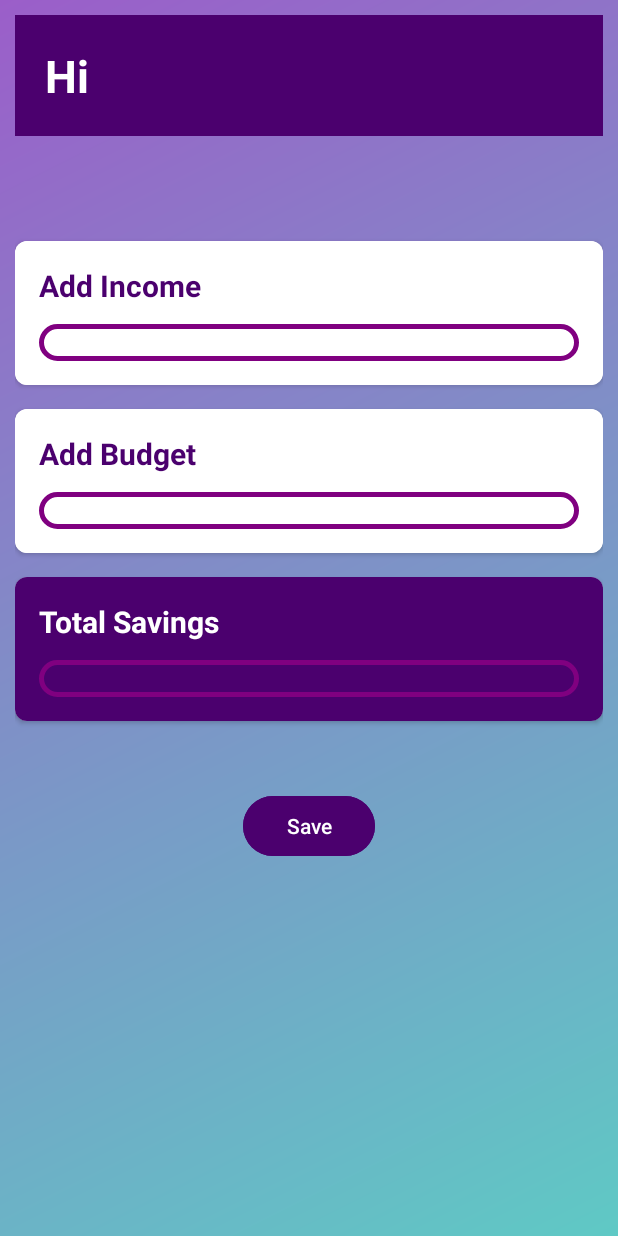
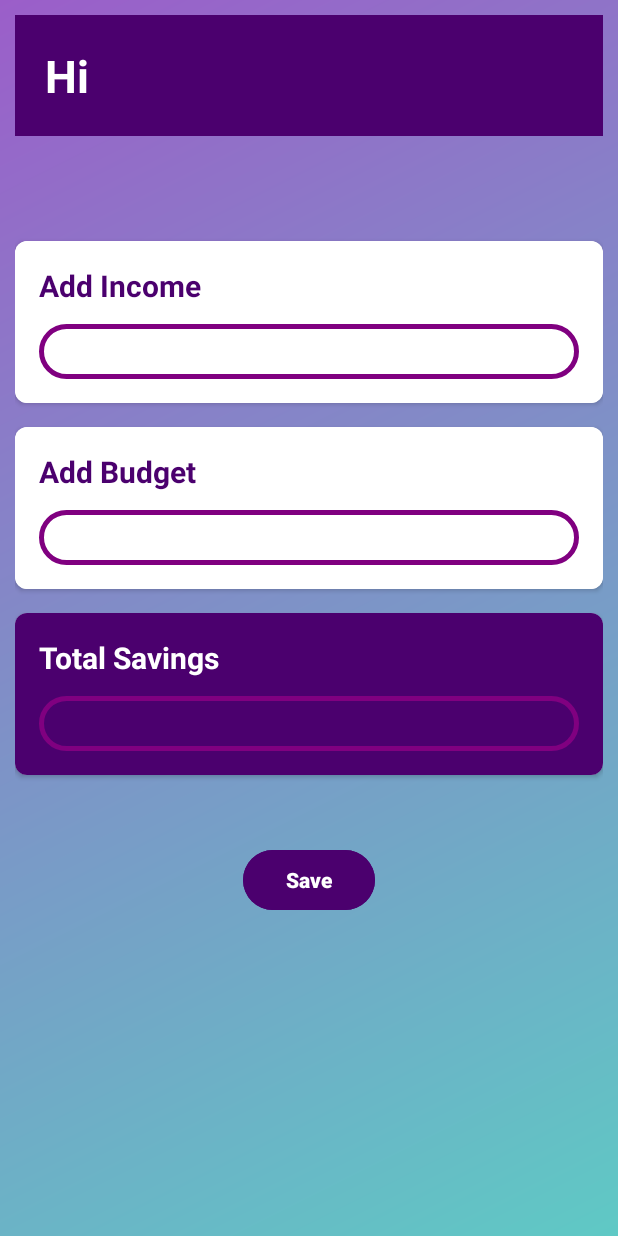
Before and after one commit to Priya-DharshiniS/Mobile-Application---FinWise, an Android app: the layout activity_profile.xml on its own in the app's theme, with its tools: preview values and no code run, on a phone screen of 412 x 824 dp. Run offline under Robolectric (Android 15) with nearby library versions, the phone set to English and light mode, and no system bars.

Commit message:
profile corrected

```diff
--- a/app/src/main/res/layout/activity_profile.xml
+++ b/app/src/main/res/layout/activity_profile.xml
@@ -61,6 +61,7 @@
                 android:background="@drawable/custom_editor"
                 android:layout_marginTop="12dp"
                 android:textColor="@color/black"
+                android:padding="6dp"
                 android:textColorHint="@color/purple" />
 
         </LinearLayout>
@@ -95,6 +96,7 @@
                 android:background="@drawable/custom_editor"
                 android:layout_marginTop="12dp"
                 android:textColor="@color/black"
+                android:padding="6dp"
                 android:textColorHint="@color/purple" />
 
         </LinearLayout>
@@ -129,6 +131,7 @@
                 android:background="@drawable/custom_editor"
                 android:layout_marginTop="12dp"
                 android:textColor="@color/white"
+                android:padding="6dp"
                 android:textColorHint="@color/purple" />
 
         </LinearLayout>
@@ -143,6 +146,7 @@
         android:layout_marginTop="30dp"
         android:backgroundTint="@color/royalpurple"
         android:text="Save"
+        android:textStyle="bold"
         android:textColor="@color/white" />
 
 </LinearLayout>
```
